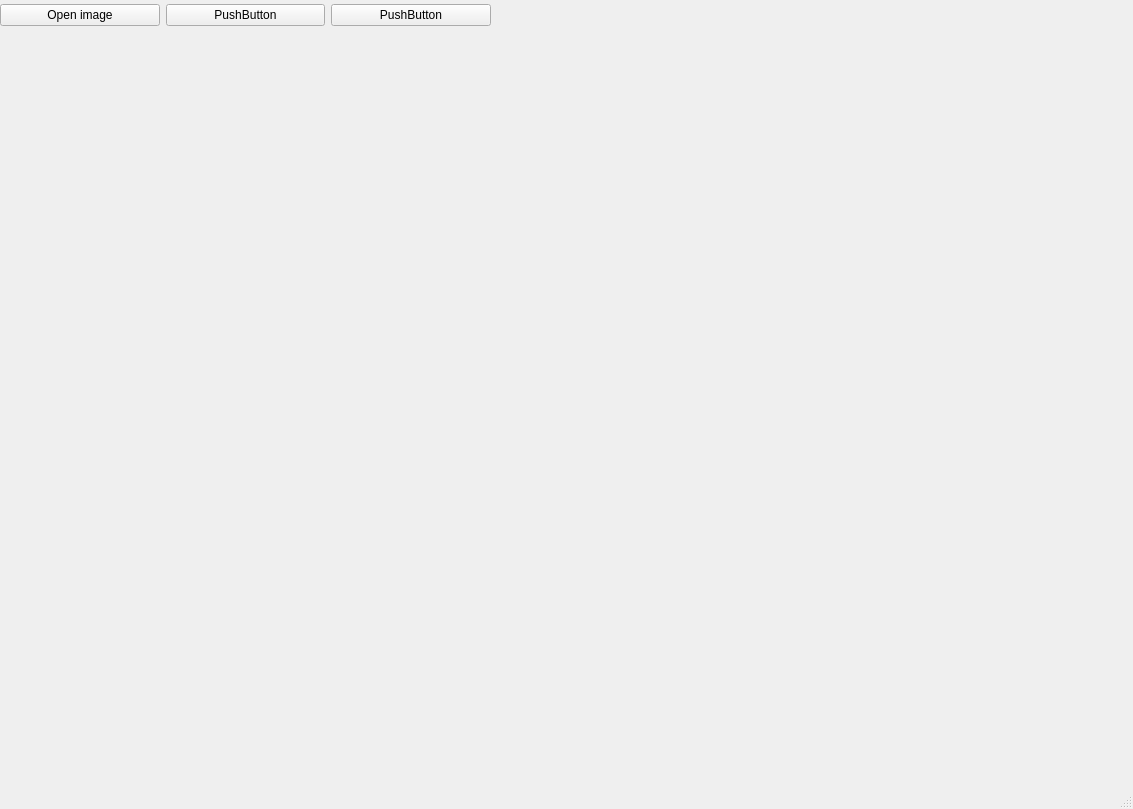
patricianagy/Szakdolgozat, file picture_editor/mainwindow.ui: the form before one commit.
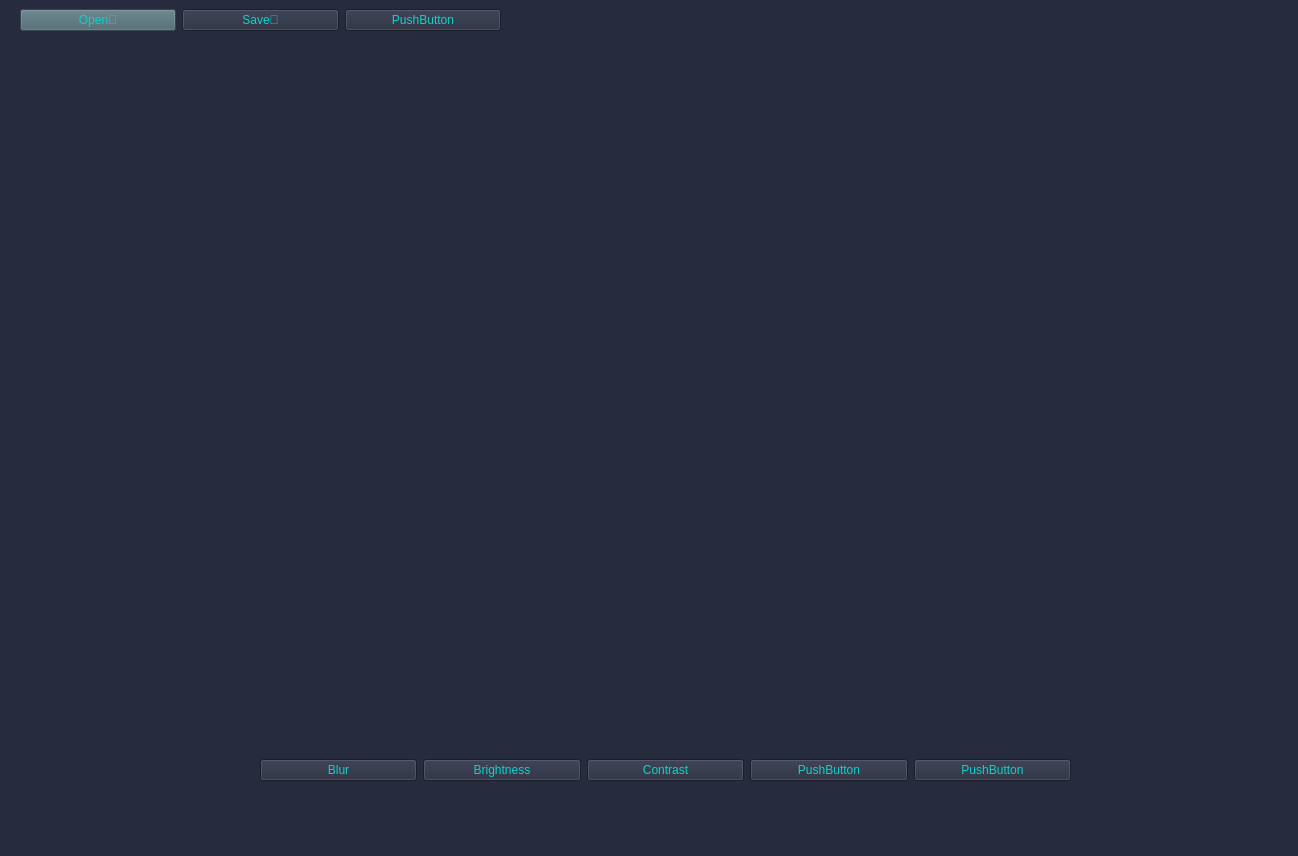
The form after the commit.

```diff
--- a/picture_editor/mainwindow.ui
+++ b/picture_editor/mainwindow.ui
@@ -6,21 +6,25 @@
    <rect>
     <x>0</x>
     <y>0</y>
-    <width>1133</width>
-    <height>809</height>
+    <width>1298</width>
+    <height>856</height>
    </rect>
   </property>
   <property name="windowTitle">
-   <string>MainWindow</string>
+   <string>Picture editor🎨</string>
+  </property>
+  <property name="styleSheet">
+   <string notr="true">
+background-color: rgb(38, 43, 61);</string>
   </property>
   <widget class="QWidget" name="centralwidget">
    <widget class="QLabel" name="picture_display">
     <property name="geometry">
      <rect>
-      <x>40</x>
+      <x>30</x>
       <y>50</y>
-      <width>1051</width>
-      <height>591</height>
+      <width>1241</width>
+      <height>621</height>
      </rect>
     </property>
     <property name="text">
@@ -30,29 +34,109 @@
    <widget class="QWidget" name="horizontalLayoutWidget">
     <property name="geometry">
      <rect>
-      <x>0</x>
+      <x>20</x>
       <y>0</y>
-      <width>491</width>
-      <height>31</height>
+      <width>481</width>
+      <height>41</height>
      </rect>
     </property>
     <layout class="QHBoxLayout" name="horizontalLayout">
      <item>
       <widget class="QPushButton" name="loadButton">
+       <property name="styleSheet">
+        <string notr="true">border-color: rgb(12, 211, 204);
+background-color: rgb(71, 99, 107);
+color: rgb(12, 211, 204);</string>
+       </property>
        <property name="text">
-        <string>Open image</string>
+        <string>Open📂</string>
        </property>
       </widget>
      </item>
      <item>
-      <widget class="QPushButton" name="pushButton_2">
+      <widget class="QPushButton" name="saveButton">
+       <property name="styleSheet">
+        <string notr="true">border-color: rgb(12, 211, 204);
+color: rgb(12, 211, 204);</string>
+       </property>
        <property name="text">
-        <string>PushButton</string>
+        <string>Save💾</string>
        </property>
       </widget>
      </item>
      <item>
       <widget class="QPushButton" name="pushButton">
+       <property name="styleSheet">
+        <string notr="true">border-color: rgb(12, 211, 204);
+color: rgb(12, 211, 204);</string>
+       </property>
+       <property name="text">
+        <string>PushButton</string>
+       </property>
+      </widget>
+     </item>
+    </layout>
+   </widget>
+   <widget class="QWidget" name="horizontalLayoutWidget_2">
+    <property name="geometry">
+     <rect>
+      <x>260</x>
+      <y>750</y>
+      <width>811</width>
+      <height>41</height>
+     </rect>
+    </property>
+    <layout class="QHBoxLayout" name="horizontalLayout_2">
+     <item>
+      <widget class="QPushButton" name="blurButton">
+       <property name="styleSheet">
+        <string notr="true">border-color: rgb(12, 211, 204);
+color: rgb(12, 211, 204);</string>
+       </property>
+       <property name="text">
+        <string>Blur</string>
+       </property>
+      </widget>
+     </item>
+     <item>
+      <widget class="QPushButton" name="brightButton">
+       <property name="styleSheet">
+        <string notr="true">border-color: rgb(12, 211, 204);
+color: rgb(12, 211, 204);</string>
+       </property>
+       <property name="text">
+        <string>Brightness</string>
+       </property>
+      </widget>
+     </item>
+     <item>
+      <widget class="QPushButton" name="contrastButton">
+       <property name="styleSheet">
+        <string notr="true">border-color: rgb(12, 211, 204);
+color: rgb(12, 211, 204);</string>
+       </property>
+       <property name="text">
+        <string>Contrast</string>
+       </property>
+      </widget>
+     </item>
+     <item>
+      <widget class="QPushButton" name="pushButton_3">
+       <property name="styleSheet">
+        <string notr="true">border-color: rgb(12, 211, 204);
+color: rgb(12, 211, 204);</string>
+       </property>
+       <property name="text">
+        <string>PushButton</string>
+       </property>
+      </widget>
+     </item>
+     <item>
+      <widget class="QPushButton" name="pushButton_2">
+       <property name="styleSheet">
+        <string notr="true">border-color: rgb(12, 211, 204);
+color: rgb(12, 211, 204);</string>
+       </property>
        <property name="text">
         <string>PushButton</string>
        </property>
```
Left out of the diff: 4 changed lines with no effect on the pictures.
